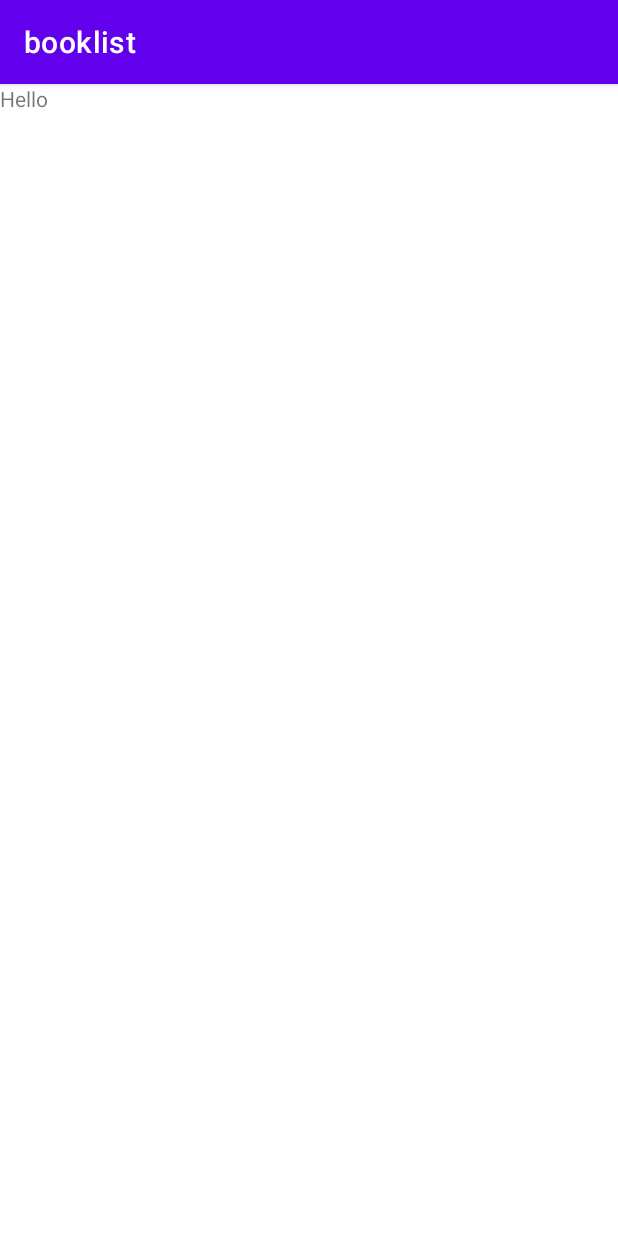
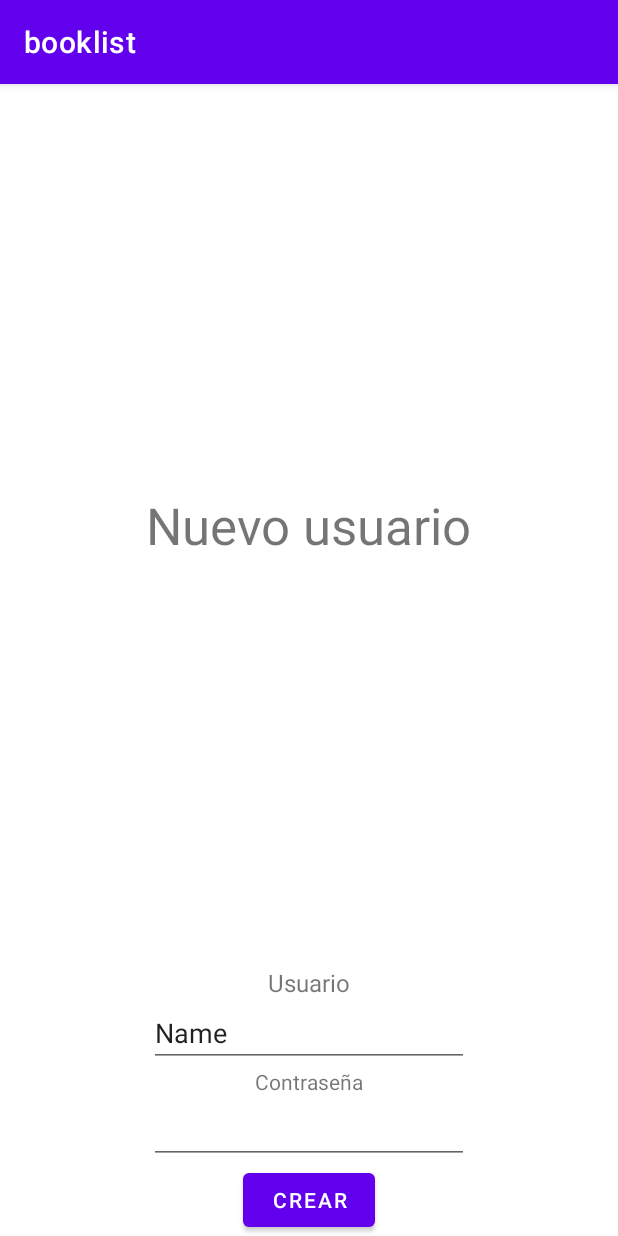
Before and after one commit to maeterriUTN/booklist, an Android app: the CreateUserFragment screen opened through its navigation route, on a phone screen of 412 x 824 dp. Run offline under Robolectric (Android 15) with nearby library versions, the light colour scheme and no system bars; our stand-ins replace Room's generated code, navigation-ui.

Commit message:
Andando las dos bases de datos

```diff
--- a/app/src/main/java/com/utn/booklist/entities/AppDatabase.kt
+++ b/app/src/main/java/com/utn/booklist/entities/AppDatabase.kt
@@ -5,10 +5,12 @@ import androidx.room.Database
 import androidx.room.Room
 import androidx.room.RoomDatabase
 
-@Database(entities = [Book::class], version = 1, exportSchema = false)
+@Database(entities = [Book::class, User::class], version = 1, exportSchema = false)
+
 abstract class AppDatabase : RoomDatabase() {
 
     abstract fun userDao(): UserDao
+    abstract fun usuariosDao(): UsuariosDao
 
 
 
--- a/app/src/main/java/com/utn/booklist/entities/BooksRepository.kt
+++ b/app/src/main/java/com/utn/booklist/entities/BooksRepository.kt
@@ -9,7 +9,7 @@ class BooksRepository {
         bookList.add(Book(2,"El Aleph2","Borges","","",1945))
 
     }
-    fun getMovies () : MutableList<Book>{
+    fun getBooks () : MutableList<Book>{
         return bookList
     }
 
--- a/app/src/main/java/com/utn/booklist/entities/User.kt
+++ b/app/src/main/java/com/utn/booklist/entities/User.kt
@@ -1,4 +1,22 @@
 package com.utn.booklist.entities
 
-class User (user : String,pass : String){
+import androidx.room.ColumnInfo
+import androidx.room.Entity
+import androidx.room.PrimaryKey
+
+@Entity(tableName = "usuarios")
+class User (id : Int, user : String ,pass : String){
+    @PrimaryKey(autoGenerate = true)
+    @ColumnInfo(name = "id")
+    var id : Int
+    @ColumnInfo(name = "user")
+    var user : String
+    @ColumnInfo(name = "pass")
+    var pass : String
+
+    init {
+        this.id = id
+        this.user = user
+        this.pass = pass
+    }
 }
--- /dev/null
+++ b/app/src/main/java/com/utn/booklist/entities/UsuariosDao.kt
@@ -0,0 +1,31 @@
+package com.utn.booklist.entities;
+import androidx.room.*
+import androidx.room.Dao
+import androidx.room.Query
+
+@Dao
+interface UsuariosDao {
+    @Query("SELECT * FROM usuarios ORDER BY id")
+    fun fetchAllUsuarios(): MutableList<User?>?
+
+    @Query("SELECT * FROM usuarios WHERE id = :id")
+    fun fetchUserById(id: Int): User?
+
+    @Query("SELECT * FROM usuarios WHERE user = :user")
+    fun fetchUserByUser(user: String): User?
+
+    @Insert(onConflict = OnConflictStrategy.REPLACE)
+    fun insertUsuario(user: User)
+
+    @Update
+    fun updateUsuario(user: User)
+
+    @Delete
+    fun deleteUsuario(user: User)
+
+    @Query("SELECT COUNT(*) FROM usuarios")
+    fun countUsuarios(): Int
+
+    @Query("SELECT * FROM usuarios")
+    fun getAllUsuarios(): MutableList<User>
+}
--- a/app/src/main/java/com/utn/booklist/fragments/BookListFragment.kt
+++ b/app/src/main/java/com/utn/booklist/fragments/BookListFragment.kt
@@ -1,5 +1,6 @@
 package com.utn.booklist.fragments
 
+import android.content.Intent
 import androidx.lifecycle.ViewModelProvider
 import android.os.Bundle
 import androidx.fragment.app.Fragment
@@ -11,11 +12,10 @@ import androidx.recyclerview.widget.LinearLayoutManager
 import androidx.recyclerview.widget.RecyclerView
 import com.google.android.material.snackbar.Snackbar
 import com.utn.booklist.R
+import com.utn.booklist.activities.LoginActivity
+import com.utn.booklist.activities.MainActivity
 import com.utn.booklist.adapters.BooksAdapter
-import com.utn.booklist.entities.AppDatabase
-import com.utn.booklist.entities.Book
-import com.utn.booklist.entities.BooksRepository
-import com.utn.booklist.entities.UserDao
+import com.utn.booklist.entities.*
 
 class BookListFragment : Fragment() {
 
@@ -27,6 +27,8 @@ class BookListFragment : Fragment() {
     private var userDao: UserDao? = null
     var prueba : MutableList<Book> = mutableListOf()
     var prueba2 : MutableList<Book>? = mutableListOf()
+    private var usuariosDao: UsuariosDao? = null
+    var usuarioactual : User = User(999,"Master","1234")
 
 
 
@@ -42,21 +44,23 @@ class BookListFragment : Fragment() {
         super.onStart()
         db = AppDatabase.getInstance(v.context)
         userDao = db?.userDao()
-        //userDao?.insertBook(Book(1,"El Aleph","Jorge Luis Borges","","https://quelibroleo.com/images/libros/libro_1362277233.jpg",1949))
-        //userDao?.insertBook(Book(2,"Rayuela","Julio Cortazar","","https://educacion.ufm.edu/wp-content/uploads/2013/07/Rayuela.jpg",1963))
-        //userDao?.insertBook(Book(3,"Una Cama Limpia Para Morir","Mariela Gurevich","Hay dos mundos. Uno adentro, el otro afuera. Uno que se vuelve opresivo, mientras el otro se dibuja como utopía. Hay dos mundos: el que habitan las travas que son arriadas como ganado al matadero para ser carne de experimentación","https://www.editorialsudestada.com.ar/wp-content/uploads/2022/10/mari-2048x1400.jpg",2022))
-        //userDao?.insertBook(Book(4,"Un mundo felíz","Aldous Huxley","","",1932))
-        //userDao?.insertBook(Book(5,"Sobre Heroes y Tumbas","Ernesto Sabato","","",1961))
-        //userDao?.insertBook(Book(6,"Las intermintencias de la Muerte","José Saramago","","",2005))
-        //userDao?.insertBook(Book(7,"Las venas abiertas de América Latina","Eduardo Galeano","","",1971))
-        //userDao?.insertBook(Book(8,"El arte de la guerra","Tsun Tzu","","",-400))
-        //userDao?.insertBook(Book(9,"Tiempo sin lluvia","Cynan Jones","","",2006))
+        usuariosDao = db?.usuariosDao()
+
+        userDao?.insertBook(Book(1,"El Aleph","Jorge Luis Borges","","https://quelibroleo.com/images/libros/libro_1362277233.jpg",1949))
+        userDao?.insertBook(Book(2,"Rayuela","Julio Cortazar","","https://educacion.ufm.edu/wp-content/uploads/2013/07/Rayuela.jpg",1963))
+        userDao?.insertBook(Book(3,"Una Cama Limpia Para Morir","Mariela Gurevich","Hay dos mundos. Uno adentro, el otro afuera. Uno que se vuelve opresivo, mientras el otro se dibuja como utopía. Hay dos mundos: el que habitan las travas que son arriadas como ganado al matadero para ser carne de experimentación","https://www.editorialsudestada.com.ar/wp-content/uploads/2022/10/mari-2048x1400.jpg",2022))
+        userDao?.insertBook(Book(4,"Un mundo felíz","Aldous Huxley","","",1932))
+        userDao?.insertBook(Book(5,"Sobre Heroes y Tumbas","Ernesto Sabato","","",1961))
+        userDao?.insertBook(Book(6,"Las intermintencias de la Muerte","José Saramago","","",2005))
+        userDao?.insertBook(Book(7,"Las venas abiertas de América Latina","Eduardo Galeano","","",1971))
+        userDao?.insertBook(Book(8,"El arte de la guerra","Tsun Tzu","","",-400))
+        userDao?.insertBook(Book(9,"Tiempo sin lluvia","Cynan Jones","","",2006))
         prueba2 = userDao?.getAll()
         prueba = prueba2!!
-        //prueba = userDao?.fetchAllBooks()
-        //adapter = BooksAdapter(BookRepository.bookList){position ->
-        //    onItemClick(position)
-        //}
+        usuarioactual = usuariosDao?.fetchUserById(999)!!
+        Snackbar.make(v,usuarioactual.user, Snackbar.LENGTH_LONG).show()
+
+
 
         adapter = BooksAdapter(prueba){position ->
             onItemClick(position)
--- a/app/src/main/java/com/utn/booklist/fragments/LoginFragment.kt
+++ b/app/src/main/java/com/utn/booklist/fragments/LoginFragment.kt
@@ -11,11 +11,11 @@ import android.view.ViewGroup
 import android.widget.Button
 import android.widget.TextView
 import androidx.navigation.fragment.findNavController
+import com.google.android.material.snackbar.Snackbar
 import com.utn.booklist.R
 import com.utn.booklist.activities.LoginActivity
 import com.utn.booklist.activities.MainActivity
-import com.utn.booklist.entities.Book
-import com.utn.booklist.entities.User
+import com.utn.booklist.entities.*
 
 class LoginFragment : Fragment() {
 
@@ -25,6 +25,9 @@ class LoginFragment : Fragment() {
     lateinit var btnLogin : Button
     lateinit var btnNew : Button
     var listOfuser: MutableList<User> = mutableListOf()
+    private var db: AppDatabase? = null
+    private var usuariosDao: UsuariosDao? = null
+    var usuarioActual : User = (User(1,"Master","12345678"))
 
     override fun onCreateView(
         inflater: LayoutInflater, container: ViewGroup?,
@@ -35,18 +38,40 @@ class LoginFragment : Fragment() {
         textPass=v.findViewById(R.id.editTextPassword)
         btnLogin=v.findViewById(R.id.buttonLogin)
         btnNew=v.findViewById(R.id.buttonNew)
-        listOfuser.add(User("marcelo","1234"))
-        listOfuser.add(User("prueba","password"))
+        listOfuser.add(User(1,"marcelo","1234"))
+        listOfuser.add(User(2,"prueba","password"))
+
 
         return v
     }
 
     override fun onStart() {
         super.onStart()
+        db = AppDatabase.getInstance(v.context)
+        usuariosDao = db?.usuariosDao()
+        usuariosDao?.insertUsuario(User(1,"marcelo","1234"))
+        usuariosDao?.insertUsuario(User(2,"mariela","4567"))
+        usuariosDao?.insertUsuario(User(3,"pedro","4567"))
+
+
         btnLogin.setOnClickListener {
+            if (usuariosDao?.fetchUserByUser(textUser.text.toString())!=null)
+            {usuarioActual = usuariosDao?.fetchUserByUser(textUser.text.toString())!!
+                if (usuarioActual.pass == textPass.text.toString())
+                {
+                    usuariosDao?.insertUsuario(User(999,usuarioActual.user,usuarioActual.pass))
+                    var intent = Intent(context, MainActivity::class.java)
+                    startActivity(intent)}
+                else{
+                    Snackbar.make(v,"Contraseña incorrecta", Snackbar.LENGTH_LONG).show()
+                }
 
-            var intent = Intent(context, MainActivity::class.java)
-            startActivity(intent)
+
+            }
+            else{
+                Snackbar.make(v,"Usuario no encontrado", Snackbar.LENGTH_LONG).show()
+            }
+
         }
         btnNew.setOnClickListener {
             val action = LoginFragmentDirections.actionLoginFragmentToCreateUserFragment()
--- a/app/src/main/res/layout/fragment_create_user.xml
+++ b/app/src/main/res/layout/fragment_create_user.xml
@@ -1,13 +1,70 @@
 <?xml version="1.0" encoding="utf-8"?>
-<FrameLayout xmlns:android="http://schemas.android.com/apk/res/android"
+<androidx.constraintlayout.widget.ConstraintLayout xmlns:android="http://schemas.android.com/apk/res/android"
+    xmlns:app="http://schemas.android.com/apk/res-auto"
     xmlns:tools="http://schemas.android.com/tools"
+    android:id="@+id/frameLayout6"
     android:layout_width="match_parent"
     android:layout_height="match_parent"
     tools:context=".fragments.CreateUserFragment">
 
     <TextView
-        android:layout_width="match_parent"
-        android:layout_height="match_parent"
-        android:text="Hello" />
+        android:id="@+id/textView2"
+        android:layout_width="wrap_content"
+        android:layout_height="wrap_content"
+        android:text="Nuevo usuario"
+        android:textSize="34sp"
+        app:layout_constraintBottom_toTopOf="@+id/textView"
+        app:layout_constraintEnd_toEndOf="parent"
+        app:layout_constraintStart_toStartOf="parent"
+        app:layout_constraintTop_toTopOf="parent" />
 
-</FrameLayout>
+    <TextView
+        android:id="@+id/textView"
+        android:layout_width="wrap_content"
+        android:layout_height="wrap_content"
+        android:text="Usuario"
+        android:textSize="16sp"
+        app:layout_constraintBottom_toTopOf="@+id/editTextNewUser"
+        app:layout_constraintEnd_toEndOf="@+id/textView2"
+        app:layout_constraintStart_toStartOf="@+id/textView2" />
+
+    <EditText
+        android:id="@+id/editTextNewUser"
+        android:layout_width="wrap_content"
+        android:layout_height="wrap_content"
+        android:ems="10"
+        android:inputType="textPersonName"
+        android:text="Name"
+        app:layout_constraintBottom_toTopOf="@+id/textView3"
+        app:layout_constraintEnd_toEndOf="@+id/textView"
+        app:layout_constraintStart_toStartOf="@+id/textView" />
+
+    <TextView
+        android:id="@+id/textView3"
+        android:layout_width="wrap_content"
+        android:layout_height="wrap_content"
+        android:text="Contraseña"
+        app:layout_constraintBottom_toTopOf="@+id/editTextNewPass"
+        app:layout_constraintEnd_toEndOf="@+id/editTextNewUser"
+        app:layout_constraintStart_toStartOf="@+id/editTextNewUser" />
+
+    <EditText
+        android:id="@+id/editTextNewPass"
+        android:layout_width="wrap_content"
+        android:layout_height="wrap_content"
+        android:ems="10"
+        android:inputType="textPassword"
+        app:layout_constraintBottom_toTopOf="@+id/button"
+        app:layout_constraintEnd_toEndOf="@+id/textView3"
+        app:layout_constraintStart_toStartOf="@+id/textView3" />
+
+    <Button
+        android:id="@+id/button"
+        android:layout_width="wrap_content"
+        android:layout_height="wrap_content"
+        android:text="Crear"
+        app:layout_constraintBottom_toBottomOf="parent"
+        app:layout_constraintEnd_toEndOf="@+id/editTextNewPass"
+        app:layout_constraintStart_toStartOf="@+id/editTextNewPass" />
+
+</androidx.constraintlayout.widget.ConstraintLayout>
```
